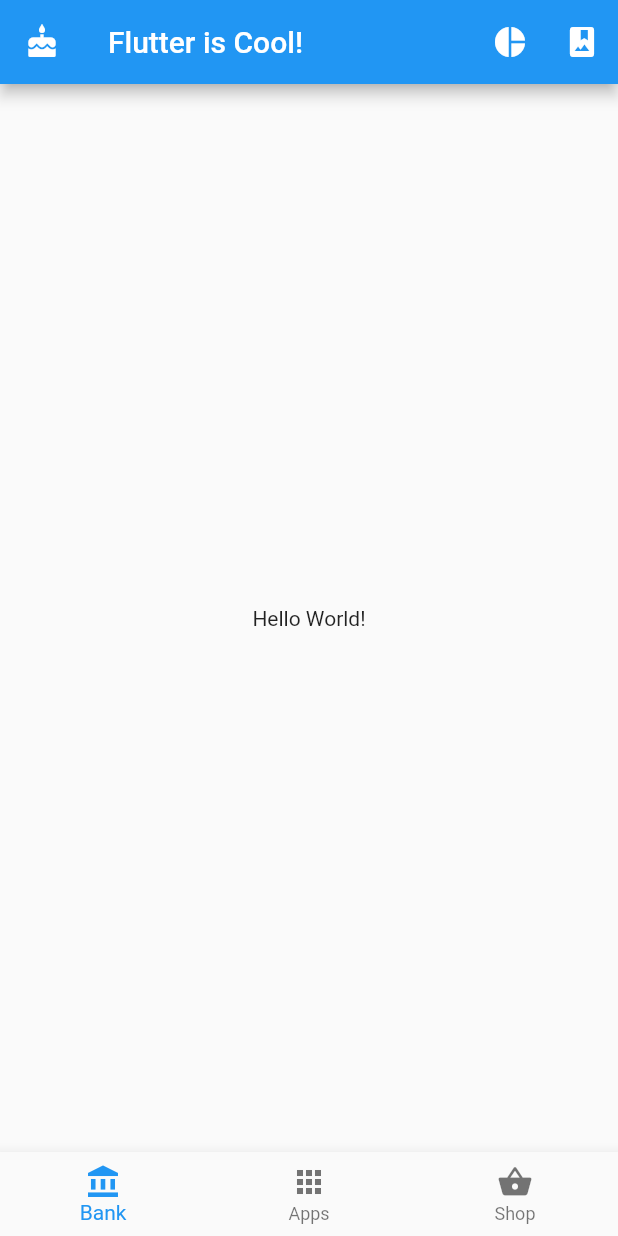
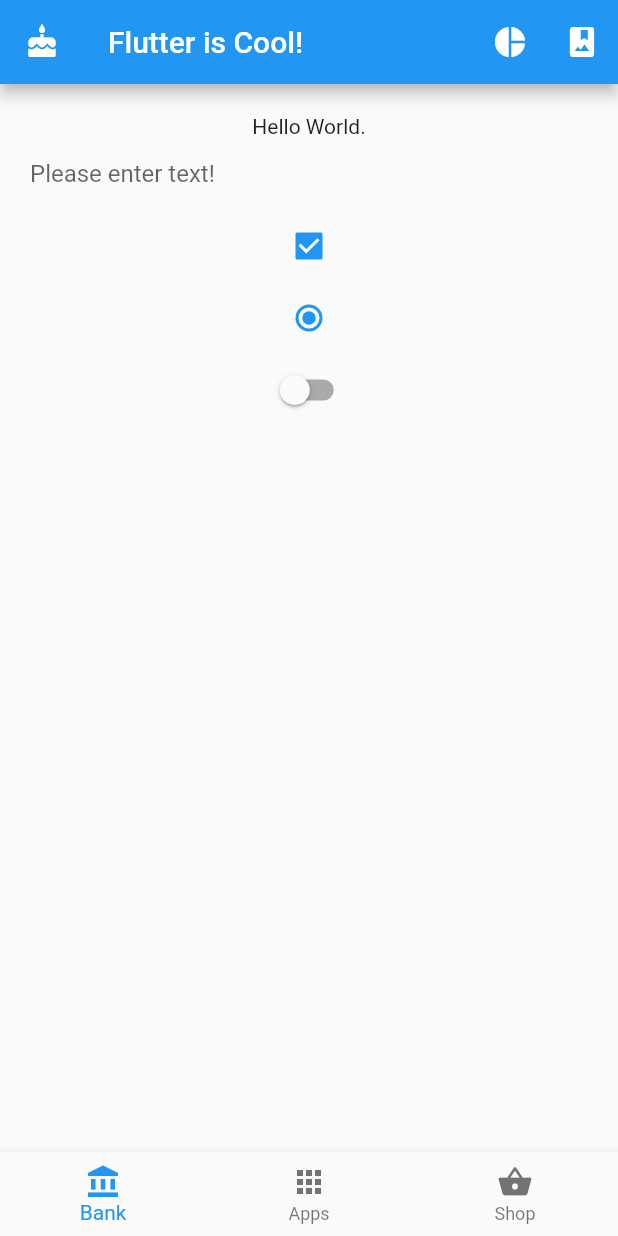
Before and after one commit to Lexscher/flutter_basics, a Flutter app: the screen it shows after launch, on a phone screen of 412 x 824 dp. Run offline on Flutter 3.47's test engine with Material 2 defaults, Android fonts, the phone set to English and light mode, and no system bars.

Commit message:
Input fields and selectors

```diff
--- a/lib/main.dart
+++ b/lib/main.dart
@@ -42,10 +42,38 @@ class MyApp extends StatelessWidget {
               ),
             ]
         ),
-        body: new Center(
-          child: new Text('Hello World!'),
+        body: new Container(
+          padding: const EdgeInsets.all(20.0),
+          child: new Column(
+            children: <Widget>[
+              new Text("Hello World."),
+              new TextField(
+                decoration: new InputDecoration(
+                  border: InputBorder.none,
+                  hintText: 'Please enter text!'
+                ),
+              ),
+              new Checkbox(
+                value: true,
+                onChanged: (bool value) {
+
+                },
+              ),
+              new Radio<int>(
+                value: 0,
+                groupValue: 0,
+                onChanged: (_){},
+              ),
+              new Switch(
+                value: false,
+                onChanged: (bool value) {
+
+                },
+              ),
+            ],
+          ),
         ),
-      )
+      ),
     );
   }
 }
```
